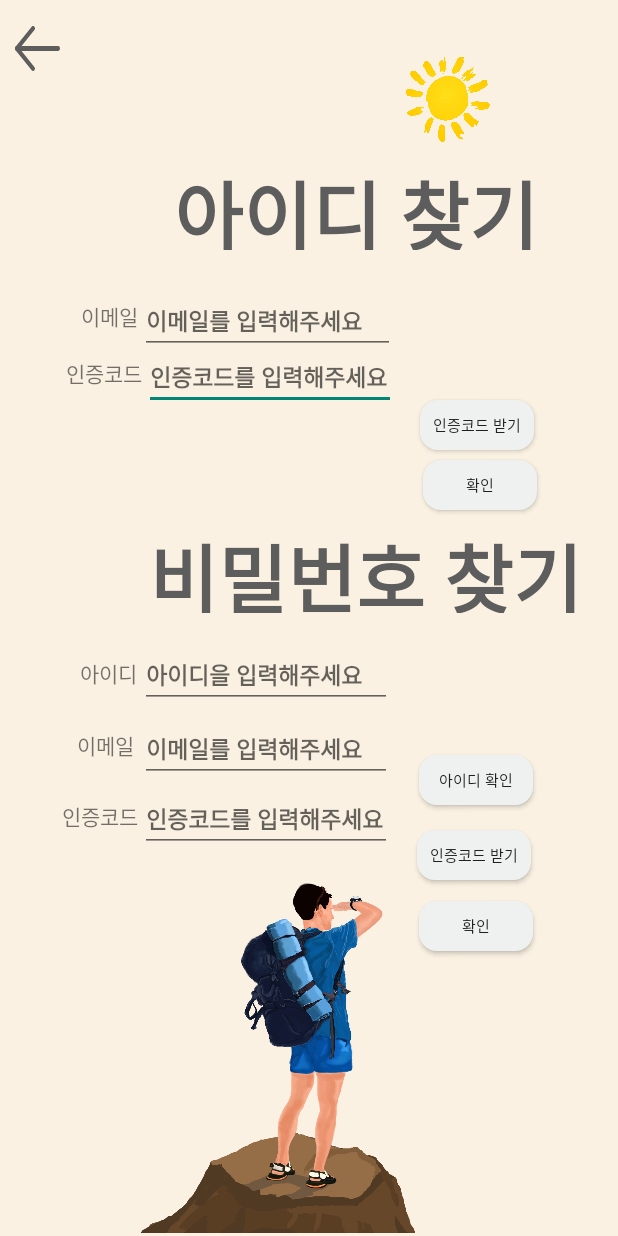
After one commit to Junbeetime/Mapping, an Android app: the layout activity_find_sign.xml on its own in the app's theme, with its tools: preview values and no code run, on a phone screen of 412 x 824 dp. The commit adds this screen. Run offline under Robolectric (Android 15) with nearby library versions, the phone set to English and light mode, and no system bars.

Commit message:
5-28-20:40

```diff
--- a/app/src/main/AndroidManifest.xml
+++ b/app/src/main/AndroidManifest.xml
@@ -13,7 +13,7 @@
             android:name=".LoginActivity"
             android:exported="false" />
         <activity
-            android:name=".StartActivity"
+            android:name=".MainActivity"
             android:exported="false" />
         <activity
             android:name=".ShareDiaryTitle"
@@ -34,7 +34,7 @@
         <meta-data
             android:name="com.google.android.geo.API_KEY"
             android:value="AIzaSyBPEPe286Kk1x_77p476_efFLuZ3lKo6VU"/>
-        <activity android:name=".MainActivity"
+        <activity android:name=".StartActivity"
             android:exported="true">
             <intent-filter>
                 <action android:name="android.intent.action.MAIN" />
--- a/app/src/main/java/com/gachon/mapping/LoginActivity.java
+++ b/app/src/main/java/com/gachon/mapping/LoginActivity.java
@@ -6,13 +6,52 @@ import android.content.Intent;
 import android.os.Bundle;
 import android.view.View;
 import android.widget.Button;
+import android.widget.Toast;
 
 public class LoginActivity extends AppCompatActivity {
 
+    boolean flag;
+    Button loginbutton;
+    Button signupbutton;
     @Override
     protected void onCreate(Bundle savedInstanceState) {
         super.onCreate(savedInstanceState);
         setContentView(R.layout.activity_login);
+        flag = true;
+        InitalizeView();
+        LoginListener();
+        SignupListener();
+    }
 
+    public void InitalizeView(){
+        loginbutton = (Button) findViewById(R.id.login_login_Button);
+        signupbutton = (Button) findViewById(R.id.login_signup_Button);
     }
+
+    public void LoginListener(){
+
+        loginbutton.setOnClickListener(new View.OnClickListener() {
+            @Override
+            public void onClick(View view) {
+                if(flag == true){
+                Intent startintent =new Intent(getApplicationContext(), MainActivity.class);
+                startActivity(startintent);}
+                else{
+                    Toast.makeText(getApplicationContext(),"로그인 정보가 옳바르지 않습니다",Toast.LENGTH_SHORT).show();
+                }
+            }
+        });
+    }
+
+    public void SignupListener(){
+
+        signupbutton.setOnClickListener(new View.OnClickListener() {
+            @Override
+            public void onClick(View view) {
+                Intent signupintent = new Intent(getApplicationContext(), SignUpActivity.class);
+                startActivity(signupintent);
+            }
+        });
+    }
+
 }
--- a/app/src/main/java/com/gachon/mapping/StartActivity.java
+++ b/app/src/main/java/com/gachon/mapping/StartActivity.java
@@ -9,13 +9,31 @@ import android.widget.Button;
 
 public class StartActivity extends AppCompatActivity {
 
+    Button startbutton;
+
     @Override
     protected void onCreate(Bundle savedInstanceState) {
         super.onCreate(savedInstanceState);
         setContentView(R.layout.activity_start);
 
+        this.InitalizeView();
+        StartListener();
 
     }
 
+    public void InitalizeView(){
+        startbutton =(Button) findViewById(R.id.text_start_button);
+    }
+
+    public void StartListener(){
+
+        startbutton.setOnClickListener(new View.OnClickListener() {
+            @Override
+            public void onClick(View view) {
+                Intent startintent =new Intent(getApplicationContext(), LoginActivity.class);
+                startActivity(startintent);
+            }
+        });
+    }
 
 }
--- /dev/null
+++ b/app/src/main/res/layout/activity_find_sign.xml
@@ -0,0 +1,328 @@
+<?xml version="1.0" encoding="utf-8"?>
+<RelativeLayout
+    xmlns:android="http://schemas.android.com/apk/res/android"
+    xmlns:app="http://schemas.android.com/apk/res-auto"
+    xmlns:tools="http://schemas.android.com/tools"
+    android:layout_width="match_parent"
+    android:layout_height="match_parent"
+    android:background="#FAF1E2">
+
+    <LinearLayout
+        android:layout_width="match_parent"
+        android:layout_height="wrap_content">
+        <include layout="@layout/layout_back"/>
+    </LinearLayout>
+
+
+    <TextView
+        android:id="@+id/find_title"
+        android:layout_width="wrap_content"
+        android:layout_height="61dp"
+        android:layout_alignParentStart="true"
+        android:layout_alignParentTop="true"
+        android:layout_centerHorizontal="true"
+        android:layout_marginStart="116dp"
+        android:layout_marginTop="105dp"
+        android:fontFamily="@font/sanghu_dajungdagam"
+        android:text="아이디 찾기"
+        android:textColor="#5D5D5D"
+        android:textSize="50dp"
+        android:textStyle="bold"
+        app:layout_constraintEnd_toEndOf="parent"
+        app:layout_constraintHorizontal_bias="0.515"
+        app:layout_constraintStart_toStartOf="parent"
+        tools:layout_editor_absoluteY="87dp" />
+
+    <Button
+        android:id="@+id/Sign_password_check_button"
+        android:layout_width="76dp"
+        android:layout_height="33dp"
+        android:layout_alignParentStart="true"
+        android:layout_alignParentBottom="true"
+        android:layout_centerHorizontal="true"
+        android:layout_marginStart="282dp"
+        android:layout_marginBottom="484dp"
+        android:background="@drawable/solid_diary_button"
+        android:fontFamily="@font/sangju_gotgam"
+        android:text="확인"
+        android:textSize="10sp" />
+
+    <EditText
+        android:id="@+id/sign_password_edittext"
+        android:layout_width="168dp"
+        android:layout_height="wrap_content"
+        android:layout_alignParentStart="true"
+        android:layout_alignParentTop="true"
+        android:layout_centerInParent="true"
+        android:layout_marginStart="96dp"
+        android:layout_marginTop="229dp"
+        android:ems="10"
+        android:fontFamily="@font/sanghu_dajungdagam"
+        android:hint="인증코드를 입력해주세요"
+        android:maxLength="20"
+        android:singleLine="true"
+        android:textColor="#5D5D5D"
+        android:textSize="15dp"
+        android:textStyle="bold"
+        app:layout_constraintEnd_toEndOf="parent"
+        app:layout_constraintHorizontal_bias="0.515"
+        app:layout_constraintStart_toStartOf="parent"
+        tools:layout_editor_absoluteY="87dp" />
+
+    <EditText
+        android:id="@+id/sign_id_edittext"
+        android:layout_width="170dp"
+        android:layout_height="wrap_content"
+        android:layout_alignParentStart="true"
+        android:layout_alignParentTop="true"
+        android:layout_centerInParent="true"
+        android:layout_marginStart="93dp"
+        android:layout_marginTop="192dp"
+        android:ems="10"
+        android:fontFamily="@font/sanghu_dajungdagam"
+        android:hint="이메일를 입력해주세요"
+        android:maxLength="20"
+        android:singleLine="true"
+        android:textColor="#5D5D5D"
+        android:textSize="15dp"
+        android:textStyle="bold"
+        app:layout_constraintEnd_toEndOf="parent"
+        app:layout_constraintHorizontal_bias="0.515"
+        app:layout_constraintStart_toStartOf="parent"
+        tools:layout_editor_absoluteY="87dp" />
+
+    <TextView
+        android:id="@+id/sign_password_text"
+        android:layout_width="75dp"
+        android:layout_height="wrap_content"
+        android:layout_alignParentStart="true"
+        android:layout_alignParentTop="true"
+        android:layout_centerHorizontal="true"
+        android:layout_marginStart="44dp"
+        android:layout_marginTop="238dp"
+        android:text="인증코드"
+        app:layout_constraintStart_toStartOf="parent"
+        tools:layout_editor_absoluteY="113dp" />
+
+    <Button
+        android:id="@+id/Sign_id_check_button"
+        android:layout_width="76dp"
+        android:layout_height="33dp"
+        android:layout_alignParentStart="true"
+        android:layout_alignParentBottom="true"
+        android:layout_centerHorizontal="true"
+        android:layout_marginStart="280dp"
+        android:layout_marginBottom="524dp"
+        android:background="@drawable/solid_diary_button"
+        android:fontFamily="@font/sangju_gotgam"
+        android:text="인증코드 받기"
+        android:textSize="10sp" />
+
+    <TextView
+        android:id="@+id/sign_id_text"
+        android:layout_width="wrap_content"
+        android:layout_height="39dp"
+        android:layout_alignParentStart="true"
+        android:layout_alignParentTop="true"
+        android:layout_centerHorizontal="true"
+        android:layout_marginStart="54dp"
+        android:layout_marginTop="200dp"
+        android:text="이메일"
+        app:layout_constraintHorizontal_bias="0.315"
+        app:layout_constraintStart_toStartOf="parent"
+        app:layout_constraintTop_toTopOf="parent" />
+
+
+    <EditText
+        android:id="@+id/sign_email_edittext"
+        android:layout_width="168dp"
+        android:layout_height="wrap_content"
+        android:layout_alignParentStart="true"
+        android:layout_alignParentTop="true"
+        android:layout_centerInParent="true"
+        android:layout_marginStart="93dp"
+        android:layout_marginTop="428dp"
+        android:ems="10"
+        android:fontFamily="@font/sanghu_dajungdagam"
+        android:hint="아이디을 입력해주세요"
+        android:maxLength="20"
+        android:singleLine="true"
+        android:textColor="#5D5D5D"
+        android:textSize="15dp"
+        android:textStyle="bold"
+        app:layout_constraintEnd_toEndOf="parent"
+        app:layout_constraintHorizontal_bias="0.515"
+        app:layout_constraintStart_toStartOf="parent"
+        tools:layout_editor_absoluteY="87dp" />
+
+    <TextView
+        android:id="@+id/find_title2"
+        android:layout_width="wrap_content"
+        android:layout_height="61dp"
+        android:layout_alignParentStart="true"
+        android:layout_alignParentTop="true"
+        android:layout_centerHorizontal="true"
+        android:layout_marginStart="99dp"
+        android:layout_marginTop="347dp"
+        android:fontFamily="@font/sanghu_dajungdagam"
+        android:text="비밀번호 찾기"
+        android:textColor="#5D5D5D"
+        android:textSize="50dp"
+        android:textStyle="bold"
+        app:layout_constraintEnd_toEndOf="parent"
+        app:layout_constraintHorizontal_bias="0.515"
+        app:layout_constraintStart_toStartOf="parent"
+        tools:layout_editor_absoluteY="87dp" />
+
+    <EditText
+        android:id="@+id/sign_phone_edittext"
+        android:layout_width="168dp"
+        android:layout_height="wrap_content"
+        android:layout_alignParentStart="true"
+        android:layout_alignParentTop="true"
+        android:layout_centerInParent="true"
+        android:layout_marginStart="93dp"
+        android:layout_marginTop="477dp"
+        android:ems="10"
+        android:fontFamily="@font/sanghu_dajungdagam"
+        android:hint="이메일를 입력해주세요"
+        android:maxLength="20"
+        android:singleLine="true"
+        android:textColor="#5D5D5D"
+        android:textSize="15dp"
+        android:textStyle="bold"
+        app:layout_constraintEnd_toEndOf="parent"
+        app:layout_constraintHorizontal_bias="0.515"
+        app:layout_constraintStart_toStartOf="parent"
+        tools:layout_editor_absoluteY="87dp" />
+
+    <TextView
+        android:id="@+id/sign_phone_text"
+        android:layout_width="75dp"
+        android:layout_height="wrap_content"
+        android:layout_alignParentStart="true"
+        android:layout_alignParentTop="true"
+        android:layout_centerHorizontal="true"
+        android:layout_marginStart="51dp"
+        android:layout_marginTop="486dp"
+        android:text="이메일"
+        app:layout_constraintStart_toStartOf="parent"
+        tools:layout_editor_absoluteY="113dp" />
+
+    <TextView
+        android:id="@+id/sign_certification_text"
+        android:layout_width="75dp"
+        android:layout_height="wrap_content"
+        android:layout_alignParentStart="true"
+        android:layout_alignParentTop="true"
+        android:layout_centerHorizontal="true"
+        android:layout_marginStart="41dp"
+        android:layout_marginTop="533dp"
+        android:text="인증코드"
+        app:layout_constraintStart_toStartOf="parent"
+        tools:layout_editor_absoluteY="113dp" />
+
+    <EditText
+        android:id="@+id/sign_certification_edittext"
+        android:layout_width="168dp"
+        android:layout_height="wrap_content"
+        android:layout_alignParentStart="true"
+        android:layout_alignParentTop="true"
+        android:layout_centerInParent="true"
+        android:layout_marginStart="93dp"
+        android:layout_marginTop="524dp"
+        android:ems="10"
+        android:fontFamily="@font/sanghu_dajungdagam"
+        android:hint="인증코드를 입력해주세요"
+        android:maxLength="20"
+        android:singleLine="true"
+        android:textColor="#5D5D5D"
+        android:textSize="15dp"
+        android:textStyle="bold"
+        app:layout_constraintEnd_toEndOf="parent"
+        app:layout_constraintHorizontal_bias="0.515"
+        app:layout_constraintStart_toStartOf="parent"
+        tools:layout_editor_absoluteY="87dp" />
+
+    <Button
+        android:id="@+id/Sign_email_certification_button"
+        android:layout_width="76dp"
+        android:layout_height="33dp"
+        android:layout_alignParentStart="true"
+        android:layout_alignParentBottom="true"
+        android:layout_centerHorizontal="true"
+        android:layout_marginStart="279dp"
+        android:layout_marginBottom="190dp"
+        android:background="@drawable/solid_diary_button"
+        android:fontFamily="@font/sangju_gotgam"
+        android:text="확인"
+        android:textSize="10sp" />
+
+    <Button
+        android:id="@+id/Sign_email_phone_button"
+        android:layout_width="76dp"
+        android:layout_height="33dp"
+        android:layout_alignParentStart="true"
+        android:layout_alignParentBottom="true"
+        android:layout_centerHorizontal="true"
+        android:layout_marginStart="278dp"
+        android:layout_marginBottom="237dp"
+        android:background="@drawable/solid_diary_button"
+        android:fontFamily="@font/sangju_gotgam"
+        android:text="인증코드 받기"
+        android:textSize="10sp" />
+
+    <Button
+        android:id="@+id/Sign_email_check_button"
+        android:layout_width="76dp"
+        android:layout_height="33dp"
+        android:layout_alignParentStart="true"
+        android:layout_alignParentBottom="true"
+        android:layout_centerHorizontal="true"
+        android:layout_marginStart="279dp"
+        android:layout_marginBottom="287dp"
+        android:background="@drawable/solid_diary_button"
+        android:fontFamily="@font/sangju_gotgam"
+        android:text="아이디 확인"
+        android:textSize="10sp" />
+
+    <TextView
+        android:id="@+id/sign_email_text"
+        android:layout_width="75dp"
+        android:layout_height="wrap_content"
+        android:layout_alignParentStart="true"
+        android:layout_alignParentTop="true"
+        android:layout_centerHorizontal="true"
+        android:layout_marginStart="53dp"
+        android:layout_marginTop="438dp"
+        android:text="아이디"
+        app:layout_constraintStart_toStartOf="parent"
+        tools:layout_editor_absoluteY="113dp" />
+
+    <ImageView
+        android:id="@+id/imageView2"
+        android:layout_width="match_parent"
+        android:layout_height="175dp"
+        android:layout_alignParentStart="true"
+        android:layout_alignParentTop="true"
+        android:layout_alignParentEnd="true"
+        android:layout_alignParentBottom="true"
+        android:layout_centerInParent="true"
+        android:layout_marginStart="0dp"
+        android:layout_marginTop="555dp"
+        android:layout_marginEnd="0dp"
+        android:layout_marginBottom="2dp"
+        app:srcCompat="@drawable/travelpeople" />
+
+    <ImageView
+        android:id="@+id/imageView2"
+        android:layout_width="202dp"
+        android:layout_height="74dp"
+        android:layout_alignParentStart="true"
+        android:layout_alignParentTop="true"
+        android:layout_centerInParent="true"
+        android:layout_marginStart="197dp"
+        android:layout_marginTop="30dp"
+        app:srcCompat="@drawable/sun" />
+
+</RelativeLayout>
--- a/app/src/main/res/layout/activity_sign_up.xml
+++ b/app/src/main/res/layout/activity_sign_up.xml
@@ -6,6 +6,19 @@
     android:layout_width="match_parent"
     android:layout_height="match_parent"
     android:background="#FAF1E2">
+
+
+    <LinearLayout
+        android:layout_width="match_parent"
+        android:layout_height="wrap_content"
+        android:layout_alignParentStart="true"
+        android:layout_alignParentTop="true"
+        android:layout_marginStart="0dp"
+        android:layout_marginTop="4dp">
+
+        <include layout="@layout/layout_back" />
+
+    </LinearLayout>
 
     <TextView
         android:id="@+id/sign_title"
@@ -380,4 +393,5 @@
         android:fontFamily="@font/sanghu_dajungdagam"
         android:text="회원가입 하기"
         android:textSize="15sp" />
+
 </RelativeLayout>
```
Also changed, not shown: app/src/main/res/drawable-v24/travelpeople.png (added), 1 other file.
